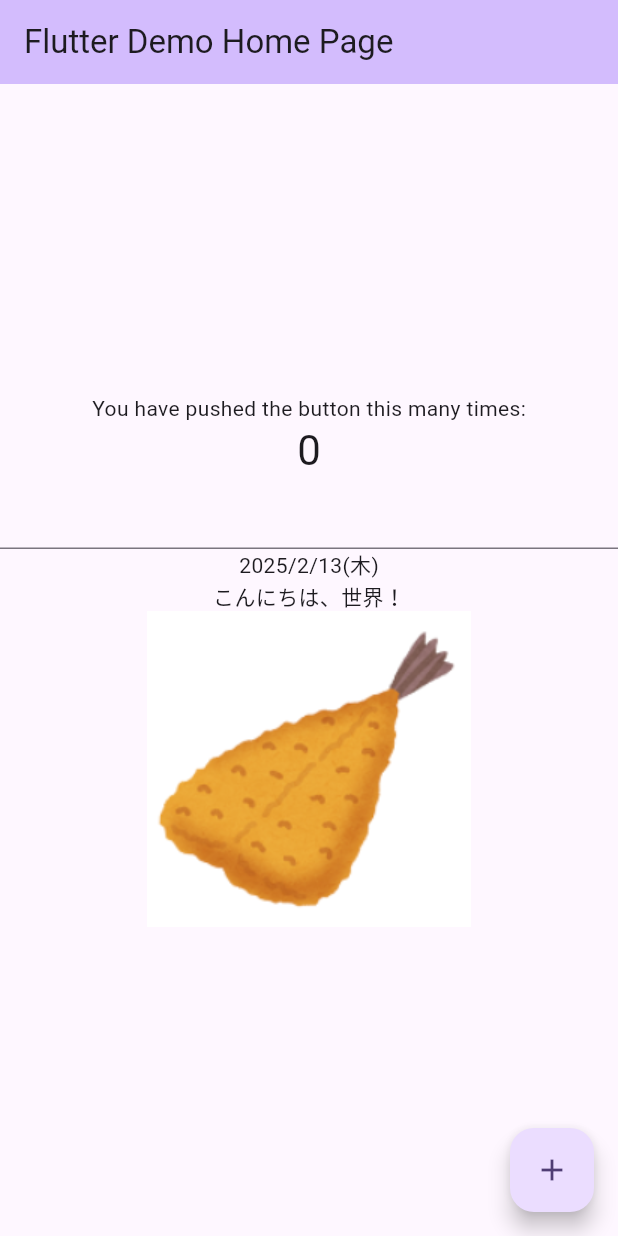
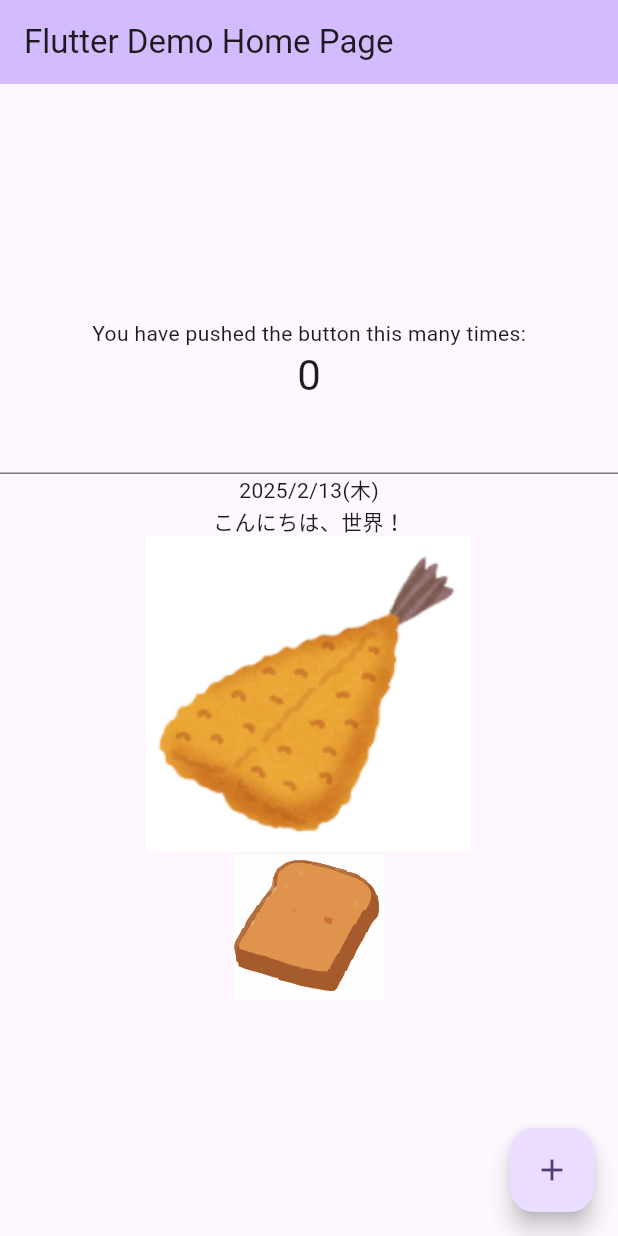
Before and after one commit to k-tokitoh/flutter-nyumon, a Flutter app: the screen it shows after launch, on a phone screen of 412 x 824 dp. Run offline on Flutter 3.47's test engine with Material 3 defaults, Android fonts, the phone set to English and light mode, and no system bars; our stand-ins replace flutter_svg; generated files the repository leaves out were written again.

Commit message:
svgを表示

```diff
--- a/lib/main.dart
+++ b/lib/main.dart
@@ -132,7 +132,11 @@ class _MyHomePageState extends State<MyHomePage> {
             Text(DateFormat.yMEd().format(DateTime.now())),
             Text(l10n.helloWorld),
             // Image.asset('assets/fry.png')  // flutter_genを利用しない場合はpathで指定する
-            Assets.fry.image()
+            Assets.fry.image(),
+            Assets.toast.svg(
+              width: 100,
+              height: 100,
+            )
           ],
         ),
       ),
--- a/pubspec.yaml
+++ b/pubspec.yaml
@@ -37,6 +37,7 @@ dependencies:
   flutter_localizations:
     sdk: flutter
   intl: ^0.19.0
+  flutter_svg: ^2.0.17
 
 dev_dependencies:
   flutter_test:
@@ -98,3 +99,7 @@ flutter:
   #
   # For details regarding fonts from package dependencies,
   # see https://flutter.dev/to/font-from-package
+
+flutter_gen:  # 画像に関するコードを自動生成する
+  integrations:
+    flutter_svg: true
```
Also changed, not shown: assets/toast.svg (added), pubspec.lock.
